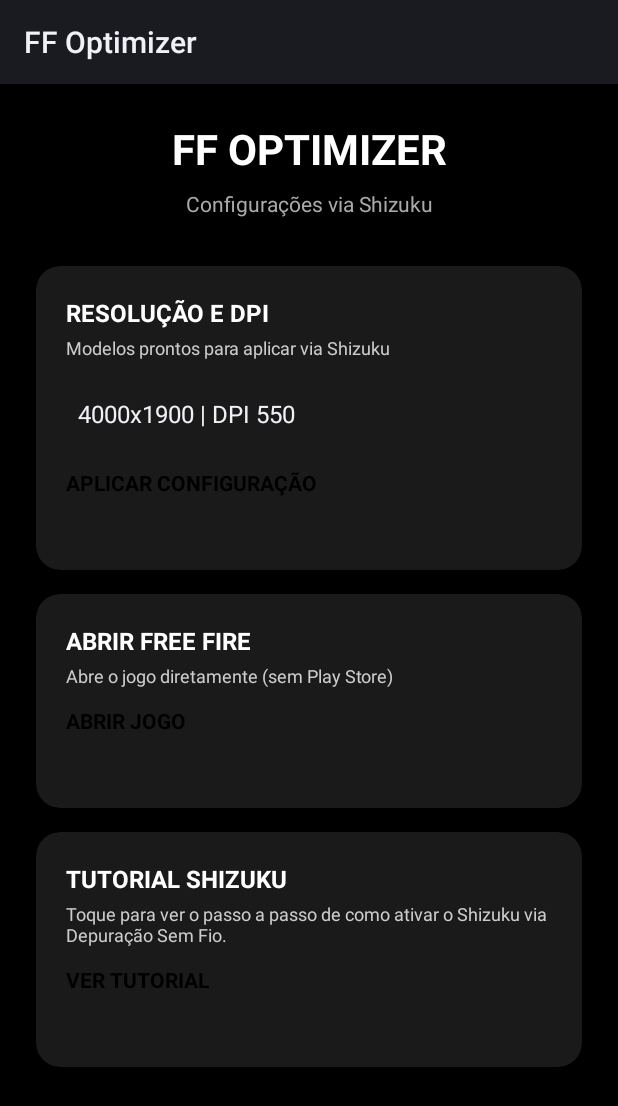
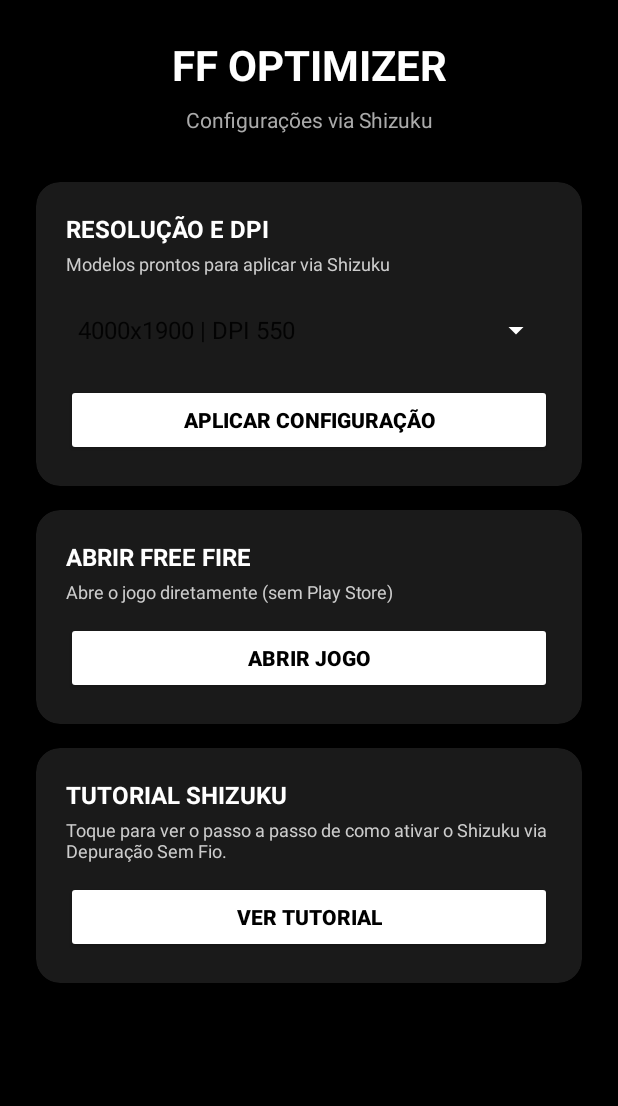
Before and after one commit to samuelsilva553/FFOptimizer, an Android app: the screen it shows after launch (MainActivity), on a phone screen of 412 x 824 dp. Shown: the top 1106 px of the screen. Run offline under Robolectric (Android 15) with nearby library versions, the phone set to English and light mode, and no system bars.

Commit message:
Fix: Corrige tema e ícone para evitar crash na inicialização

```diff
--- a/app/src/main/AndroidManifest.xml
+++ b/app/src/main/AndroidManifest.xml
@@ -3,8 +3,9 @@
 
     <application
         android:allowBackup="true"
+        android:icon="@android:drawable/sym_def_app_icon"
         android:label="FF Optimizer"
-        android:theme="@style/Theme.AppCompat.NoActionBar"
+        android:theme="@style/AppTheme"
         android:supportsRtl="true">
 
         <activity
--- a/app/src/main/res/values/themes.xml
+++ b/app/src/main/res/values/themes.xml
@@ -1,6 +1,6 @@
 <?xml version="1.0" encoding="utf-8"?>
 <resources>
-    <style name="Theme.AppCompat.NoActionBar" parent="Theme.AppCompat.NoActionBar">
+    <style name="AppTheme" parent="Theme.AppCompat.Light.NoActionBar">
         <item name="android:windowBackground">@color/black</item>
         <item name="android:statusBarColor">@color/black</item>
     </style>
```
